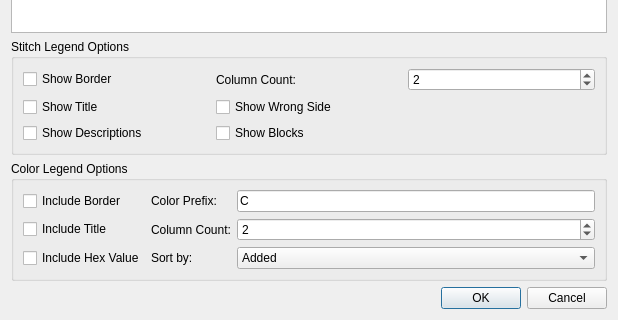
Old version of the form src/export.ui in the repository iPenguin/CrochetCharts; both pictures show x 0 to 618 and y 244 to 564 of the 618 by 564 pixel window.
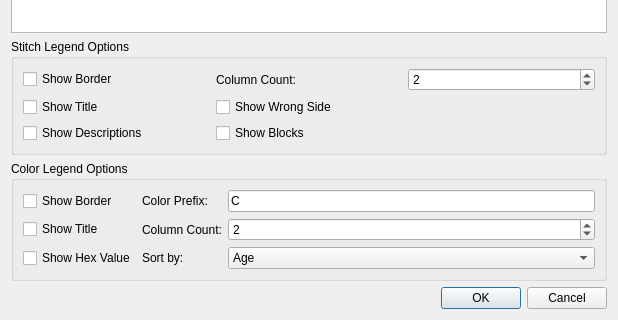
New version of the form.

Commit message: Adding settings to the ui, and altering the ui

```diff
--- a/src/export.ui
+++ b/src/export.ui
@@ -244,21 +244,21 @@
       <item row="0" column="0">
        <widget class="QCheckBox" name="colorBorder">
         <property name="text">
-         <string>Include Border</string>
+         <string>Show Border</string>
         </property>
        </widget>
       </item>
       <item row="1" column="0">
        <widget class="QCheckBox" name="colorTitle">
         <property name="text">
-         <string>Include Title</string>
+         <string>Show Title</string>
         </property>
        </widget>
       </item>
       <item row="2" column="0">
        <widget class="QCheckBox" name="colorHexValue">
         <property name="text">
-         <string>Include Hex Value</string>
+         <string>Show Hex Value</string>
         </property>
        </widget>
       </item>
@@ -300,7 +300,7 @@
        <widget class="QComboBox" name="colorSortBy">
         <item>
          <property name="text">
-          <string>Added</string>
+          <string>Age</string>
          </property>
         </item>
         <item>
```
Left out of the diff: 12 changed lines with no effect on the pictures. The commit also changes 6 other files.
